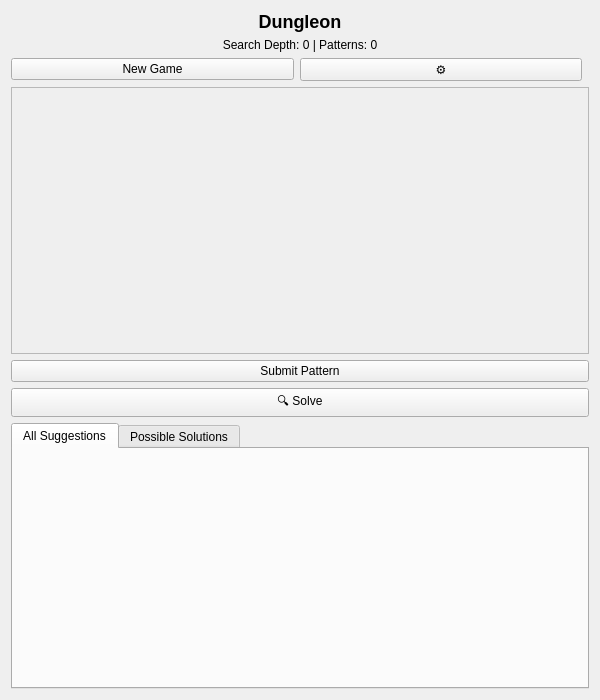
Before: the Qt Designer form src/gui/DungleonWidget.ui in satsinush/word-games, drawn with Qt 5.
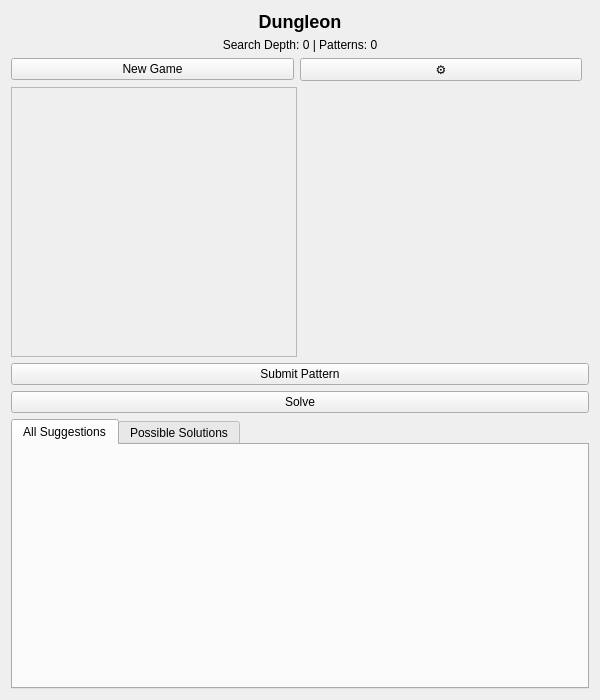
After: the same form once the commit is applied.

Patch:
```diff
--- a/src/gui/DungleonWidget.ui
+++ b/src/gui/DungleonWidget.ui
@@ -63,6 +63,8 @@
      </layout>
     </item>
     <item>
+     <layout class="QHBoxLayout" name="bankAndInputLayout">
+      <item>
      <widget class="QScrollArea" name="bankScrollArea">
       <property name="maximumHeight">
         <number>80</number>
@@ -79,6 +81,21 @@
      </widget>
     </item>
     <item>
+       <widget class="QWidget" name="currentInputContainer">
+        <property name="minimumHeight">
+         <number>80</number>
+        </property>
+        <property name="sizePolicy">
+         <sizepolicy hsizetype="Expanding" vsizetype="Preferred">
+          <horstretch>0</horstretch>
+          <verstretch>0</verstretch>
+         </sizepolicy>
+        </property>
+       </widget>
+      </item>
+     </layout>
+    </item>
+    <item>
      <widget class="QPushButton" name="submitBtn">
       <property name="text">
         <string>Submit Pattern</string>
@@ -88,7 +105,7 @@
     <item>
      <widget class="QPushButton" name="solveBtn">
       <property name="text">
-        <string>🔍 Solve</string>
+        <string>Solve</string>
       </property>
      </widget>
     </item>
```
Lines whose indentation alone changed are shown as unchanged.
